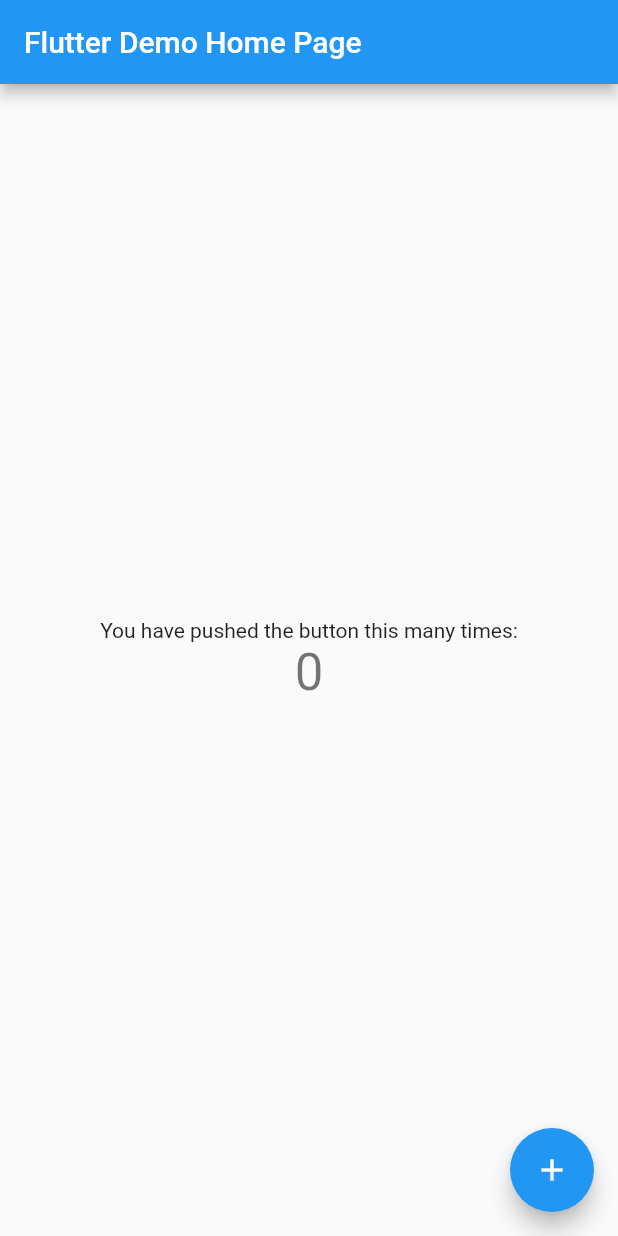
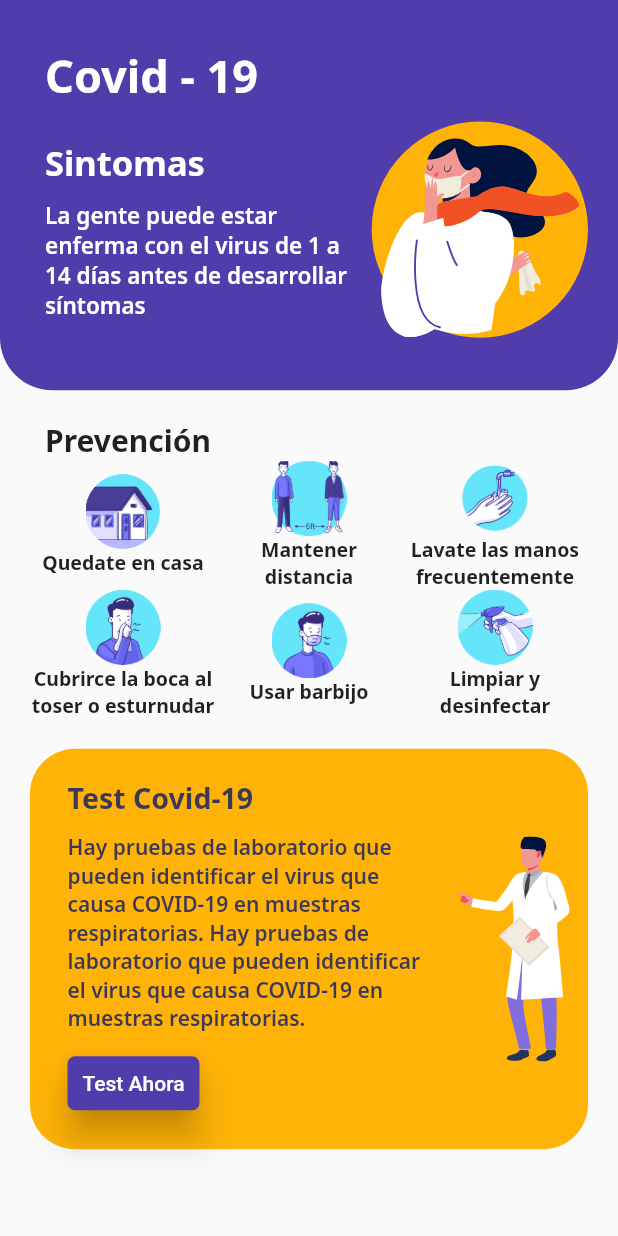
Before and after one commit to cristianfchq/proyWedevsFlutter, a Flutter app: the screen it shows after launch, on a phone screen of 412 x 824 dp. Run offline on Flutter 3.47's test engine with Material 2 defaults, Android fonts, the phone set to English and light mode, and no system bars; our stand-ins replace flutter_svg, google_fonts.

Commit message:
disenio 1 terminado

```diff
--- a/lib/main.dart
+++ b/lib/main.dart
@@ -1,117 +1,15 @@
+import 'package:covid19/principalScreen.dart';
 import 'package:flutter/material.dart';
 
-void main() {
-  runApp(MyApp());
-}
+void main() => runApp(MyApp());
 
 class MyApp extends StatelessWidget {
-  // This widget is the root of your application.
   @override
   Widget build(BuildContext context) {
     return MaterialApp(
-      title: 'Flutter Demo',
-      theme: ThemeData(
-        // This is the theme of your application.
-        //
-        // Try running your application with "flutter run". You'll see the
-        // application has a blue toolbar. Then, without quitting the app, try
-        // changing the primarySwatch below to Colors.green and then invoke
-        // "hot reload" (press "r" in the console where you ran "flutter run",
-        // or simply save your changes to "hot reload" in a Flutter IDE).
-        // Notice that the counter didn't reset back to zero; the application
-        // is not restarted.
-        primarySwatch: Colors.blue,
-        // This makes the visual density adapt to the platform that you run
-        // the app on. For desktop platforms, the controls will be smaller and
-        // closer together (more dense) than on mobile platforms.
-        visualDensity: VisualDensity.adaptivePlatformDensity,
-      ),
-      home: MyHomePage(title: 'Flutter Demo Home Page'),
+      title: 'Material App',
+      debugShowCheckedModeBanner: false,
+      home: PrincipalScreen(),
     );
   }
 }
-
-class MyHomePage extends StatefulWidget {
-  MyHomePage({Key key, this.title}) : super(key: key);
-
-  // This widget is the home page of your application. It is stateful, meaning
-  // that it has a State object (defined below) that contains fields that affect
-  // how it looks.
-
-  // This class is the configuration for the state. It holds the values (in this
-  // case the title) provided by the parent (in this case the App widget) and
-  // used by the build method of the State. Fields in a Widget subclass are
-  // always marked "final".
-
-  final String title;
-
-  @override
-  _MyHomePageState createState() => _MyHomePageState();
-}
-
-class _MyHomePageState extends State<MyHomePage> {
-  int _counter = 0;
-
-  void _incrementCounter() {
-    setState(() {
-      // This call to setState tells the Flutter framework that something has
-      // changed in this State, which causes it to rerun the build method below
-      // so that the display can reflect the updated values. If we changed
-      // _counter without calling setState(), then the build method would not be
-      // called again, and so nothing would appear to happen.
-      _counter++;
-    });
-  }
-
-  @override
-  Widget build(BuildContext context) {
-    // This method is rerun every time setState is called, for instance as done
-    // by the _incrementCounter method above.
-    //
-    // The Flutter framework has been optimized to make rerunning build methods
-    // fast, so that you can just rebuild anything that needs updating rather
-    // than having to individually change instances of widgets.
-    return Scaffold(
-      appBar: AppBar(
-        // Here we take the value from the MyHomePage object that was created by
-        // the App.build method, and use it to set our appbar title.
-        title: Text(widget.title),
-      ),
-      body: Center(
-        // Center is a layout widget. It takes a single child and positions it
-        // in the middle of the parent.
-        child: Column(
-          // Column is also a layout widget. It takes a list of children and
-          // arranges them vertically. By default, it sizes itself to fit its
-          // children horizontally, and tries to be as tall as its parent.
-          //
-          // Invoke "debug painting" (press "p" in the console, choose the
-          // "Toggle Debug Paint" action from the Flutter Inspector in Android
-          // Studio, or the "Toggle Debug Paint" command in Visual Studio Code)
-          // to see the wireframe for each widget.
-          //
-          // Column has various properties to control how it sizes itself and
-          // how it positions its children. Here we use mainAxisAlignment to
-          // center the children vertically; the main axis here is the vertical
-          // axis because Columns are vertical (the cross axis would be
-          // horizontal).
-          mainAxisAlignment: MainAxisAlignment.center,
-          children: <Widget>[
-            Text(
-              'You have pushed the button this many times:',
-            ),
-            Text(
-              '$_counter',
-              style: Theme.of(context).textTheme.headline4,
-            ),
-          ],
-        ),
-      ),
-      floatingActionButton: FloatingActionButton(
-        onPressed: _incrementCounter,
-        tooltip: 'Increment',
-        child: Icon(Icons.add),
-      ), // This trailing comma makes auto-formatting nicer for build methods.
-    );
-  }
-}
--- /dev/null
+++ b/lib/principalScreen.dart
@@ -0,0 +1,327 @@
+import 'package:flutter/material.dart';
+import 'package:flutter/rendering.dart';
+import 'package:flutter_svg/flutter_svg.dart';
+import 'package:google_fonts/google_fonts.dart';
+
+class PrincipalScreen extends StatefulWidget {
+  @override
+  _PrincipalScreenState createState() => _PrincipalScreenState();
+}
+
+class _PrincipalScreenState extends State<PrincipalScreen> {
+  @override
+  Widget build(BuildContext context) {
+    print(MediaQuery.of(context).size.height);
+    print(MediaQuery.of(context).size.width);
+    return Scaffold(
+      body: _myBody(),
+    );
+  }
+
+  Widget _myBody() {
+    return Container(
+      // height: MediaQuery.of(context).size.height * 50 / 100, //tamanio del contenedor lila
+      child: SingleChildScrollView(
+        child: Column(
+          children: <Widget>[
+            _firstParteBody(),
+            // _firstParteBody(),
+            // _firstParteBody(),
+            Padding(
+              padding: const EdgeInsets.only(top: 20, left: 30, right: 20),
+              child: _subtitle(),
+            ),
+            Padding(
+              padding: const EdgeInsets.only(left: 20, right: 20),
+              child: _containerPrevention(),
+            ),
+            Padding(
+              padding: const EdgeInsets.only(top: 20, left: 20, right: 20),
+              child: _test(),
+            ),
+          ],
+        ),
+      ),
+    );
+  }
+
+  Widget _firstParteBody() {
+    return Container(
+      // height: MediaQuery.of(context).size.height * 25 / 100,
+      // width: MediaQuery.of(context).size.width,
+      decoration: BoxDecoration(
+        borderRadius: BorderRadius.only(
+          bottomLeft: Radius.circular(35),
+          bottomRight: Radius.circular(35),
+        ),
+        color: Color(0xFF503CAA),
+      ),
+      child: Column(
+        crossAxisAlignment: CrossAxisAlignment.start,
+        children: <Widget>[
+          Padding(
+            padding: const EdgeInsets.only(top: 30, left: 30),
+            child: _titulo(),
+          ),
+          Padding(
+            padding: const EdgeInsets.only(top: 10, left: 30, right: 20),
+            child: _resumeImageSVG(),
+          ),
+          SizedBox(
+            height: 35,
+          ),
+        ],
+      ),
+    );
+  }
+
+  Widget _titulo() {
+    return SafeArea(
+      child: Container(
+        child: Text(
+          "Covid - 19",
+          style: GoogleFonts.notoSans(
+            textStyle: TextStyle(
+              color: Colors.white,
+              fontSize: 30.0,
+              fontWeight: FontWeight.bold,
+            ),
+          ),
+        ),
+        // ),
+      ),
+    );
+  }
+
+  Widget _resumeImageSVG() {
+    return Row(
+      mainAxisAlignment: MainAxisAlignment.spaceBetween,
+      children: <Widget>[
+        _sintomas(),
+        _imageSVG(),
+      ],
+    );
+  }
+
+  Widget _imageSVG() {
+    return Container(
+      width: MediaQuery.of(context).size.width * 35 / 100,
+      height: MediaQuery.of(context).size.width * 35 / 100,
+      child: SvgPicture.asset("assets/svgImage/symptoms.svg"),
+      decoration: BoxDecoration(
+        borderRadius: BorderRadius.circular(100),
+        color: Color(0xFFFFB306),
+      ),
+    );
+  }
+
+  Widget _sintomas() {
+    return Container(
+      width: MediaQuery.of(context).size.width -
+          MediaQuery.of(context).size.width * 35 / 100 -
+          50 -
+          5,
+      child: Column(
+        crossAxisAlignment: CrossAxisAlignment.start,
+        children: <Widget>[
+          Text(
+            "Sintomas",
+            style: GoogleFonts.notoSans(
+              textStyle: TextStyle(
+                color: Colors.white,
+                fontSize: 23,
+                fontWeight: FontWeight.bold,
+              ),
+            ),
+          ),
+          SizedBox(
+            height: 10.0,
+          ),
+          Text(
+            "La gente puede estar enferma con el virus de 1 a 14 días antes de desarrollar síntomas",
+            style: GoogleFonts.notoSans(
+              textStyle: TextStyle(
+                color: Colors.white,
+                fontWeight: FontWeight.w600,
+                fontSize: 15,
+              ),
+            ),
+            textAlign: TextAlign.start,
+          ),
+        ],
+      ),
+    );
+  }
+
+  Widget _subtitle() {
+    return Row(
+      children: <Widget>[
+        Text(
+          'Prevención',
+          style: GoogleFonts.notoSans(
+            textStyle: TextStyle(
+              fontWeight: FontWeight.bold,
+              fontSize: 20.0,
+            ),
+          ),
+        ),
+      ],
+    );
+  }
+
+  Widget _containerPrevention() {
+    return Container(
+      // color: Colors.yellow,
+      // height: 220,
+      child: Column(
+        mainAxisAlignment: MainAxisAlignment.spaceAround,
+        children: <Widget>[
+          _prevention1(),
+          _prevention2(),
+        ],
+      ),
+    );
+  }
+
+  Widget _prevention2() {
+    return Container(
+      child: Row(
+        mainAxisAlignment: MainAxisAlignment.spaceAround,
+        children: <Widget>[
+          _imagePrevention('assets/pngImage/cover.png',
+              'Cubrirce la boca al toser o esturnudar'),
+          _imagePrevention('assets/pngImage/mask.png', 'Usar barbijo'),
+          _imagePrevention(
+              'assets/pngImage/clean.png', 'Limpiar y desinfectar'),
+        ],
+      ),
+    );
+  }
+
+  Widget _prevention1() {
+    return Container(
+      child: Row(
+        mainAxisAlignment: MainAxisAlignment.spaceAround,
+        children: <Widget>[
+          _imagePrevention('assets/pngImage/home.png', 'Quedate en casa'),
+          _imagePrevention(
+              'assets/pngImage/distance.png', 'Mantener distancia'),
+          _imagePrevention(
+              'assets/pngImage/wash.png', 'Lavate las manos frecuentemente'),
+        ],
+      ),
+    );
+  }
+
+  Widget _imagePrevention(String rutaImg, String name) {
+    return Expanded(
+          child: Container(
+          // width: 50,
+          child: Column(
+            children: <Widget>[
+              Container(
+                height: 50,
+                width: 50,
+                decoration: BoxDecoration(
+                  image: DecorationImage(
+                    image: AssetImage(rutaImg),
+                    fit: BoxFit.cover,
+                  ),
+                ),
+              ),
+              Text(
+                name,
+                style: GoogleFonts.notoSans(
+                  textStyle: TextStyle(
+                    fontWeight: FontWeight.bold,
+                    fontSize: 13.0,
+                  ),
+                ),
+                textAlign: TextAlign.center,
+              ),
+            ],
+          ),
+
+      ),
+    );
+  }
+
+  Widget _test() {
+    return Container(
+      // color: Colors.yellow,
+      // height: 150,
+      width: MediaQuery.of(context).size.width,
+      decoration: BoxDecoration(
+        borderRadius: BorderRadius.circular(30),
+        color: Color(0xFFFFB306),
+      ),
+      child: Row(
+        children: <Widget>[
+          _textOfTest(),
+          _imageSVGdoctor(),
+        ],
+      ),
+    );
+  }
+
+  Widget _imageSVGdoctor() {
+    return Container(
+      height: 150,
+      width: 100,
+      child: SvgPicture.asset("assets/svgImage/doctor.svg"),
+    );
+  }
+
+  Widget _textOfTest() {
+    return Expanded(
+      child: Container(
+        child: Padding(
+          padding: const EdgeInsets.only(left: 25),
+          child: Column(
+            crossAxisAlignment: CrossAxisAlignment.start,
+            children: <Widget>[
+              SizedBox(
+                height: 20,
+              ),
+              Text(
+                'Test Covid-19',
+                style: GoogleFonts.notoSans(
+                  textStyle: TextStyle(
+                      fontWeight: FontWeight.bold,
+                      fontSize: 19.0,
+                      color: Color(0xFF3B3858)),
+                ),
+              ),
+              SizedBox(height: 10),
+              Text(
+                'Hay pruebas de laboratorio que pueden identificar el virus que causa COVID-19 en muestras respiratorias. Hay pruebas de laboratorio que pueden identificar el virus que causa COVID-19 en muestras respiratorias.',
+                style: GoogleFonts.notoSans(
+                  textStyle: TextStyle(
+                    fontWeight: FontWeight.w600,
+                    fontSize: 14.0,
+                    color: Color(0xFF3B3858),
+                  ),
+                ),
+              ),
+              SizedBox(height: 10),
+              RaisedButton(
+                shape: RoundedRectangleBorder(
+                  borderRadius: BorderRadius.circular(5),
+                ),
+                child: Text(
+                  "Test Ahora",
+                  style: TextStyle(color: Colors.white),
+                ),
+                elevation: 10,
+                padding: EdgeInsets.all(9),
+                color: Color(0xFF503CAA),
+                onPressed: () {},
+              ),
+              SizedBox(height: 20),
+            ],
+          ),
+        ),
+      ),
+    );
+  }
+}
```
Also changed, not shown: pubspec.yaml (+7 -2 lines), assets/pngImage/clean.png (added), assets/pngImage/cover.png (added), assets/pngImage/distance.png (added), assets/pngImage/home.png (added), assets/pngImage/mask.png (added), assets/pngImage/wash.png (added), assets/svgImage/doctor.svg (added), assets/svgImage/symptoms.svg (added), pubspec.lock.
